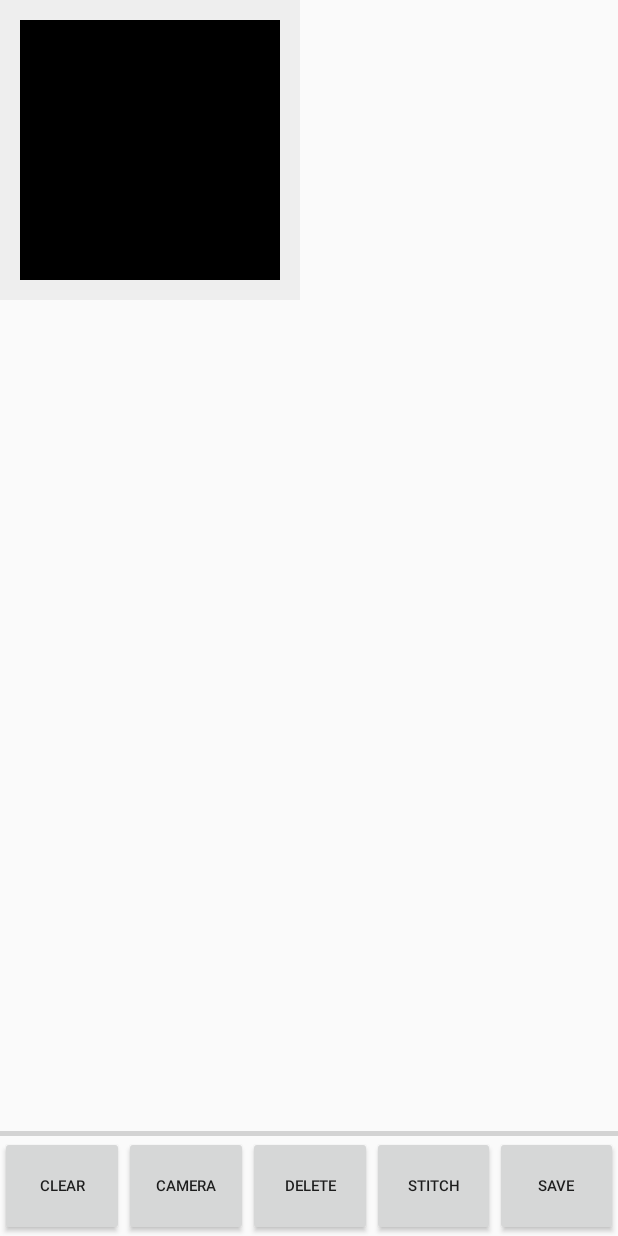
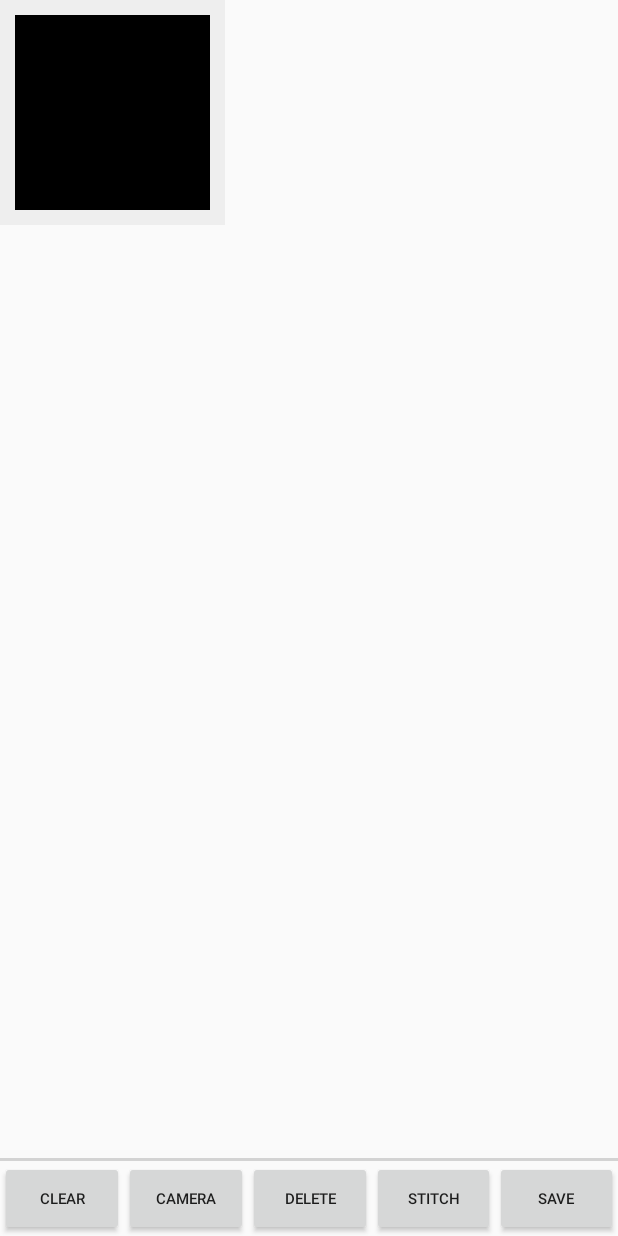
Before and after one commit to darkin-blade/NISwGSP_android, an Android app: the layout activity_main.xml on its own in the app's theme, with its tools: preview values and no code run, on a phone screen of 412 x 824 dp. Run offline under Robolectric (Android 15) with nearby library versions, the phone set to English and light mode, and no system bars.

Commit message:
temp: 使用dp替代px

```diff
--- a/app/src/main/res/layout/activity_main.xml
+++ b/app/src/main/res/layout/activity_main.xml
@@ -9,13 +9,13 @@
 
     <LinearLayout
         android:layout_width="match_parent"
-        android:layout_height="301px"
+        android:layout_height="150dp"
         app:layout_constraintTop_toTopOf="parent"
         android:orientation="vertical">
 
         <HorizontalScrollView
             android:layout_width="match_parent"
-            android:layout_height="300px">
+            android:layout_height="150dp">
             <LinearLayout
                 android:layout_width="match_parent"
                 android:layout_height="match_parent"
@@ -23,13 +23,13 @@
                 android:id="@+id/photos">
 
                 <LinearLayout
-                    android:layout_width="300px"
-                    android:layout_height="300px"
+                    android:layout_width="150dp"
+                    android:layout_height="150dp"
                     android:background="@color/greyE">
                     <ImageView
                         android:layout_width="match_parent"
                         android:layout_height="match_parent"
-                        android:layout_margin="20px"
+                        android:layout_margin="10dp"
                         android:background="@color/black">
                     </ImageView>
                 </LinearLayout>
@@ -44,21 +44,21 @@
         android:id="@+id/photo_result"
         android:layout_width="match_parent"
         android:layout_height="match_parent"
-        android:layout_marginTop="300px"
-        android:layout_marginBottom="105px"
+        android:layout_marginTop="150dp"
+        android:layout_marginBottom="52dp"
         app:layout_constraintTop_toTopOf="parent">
     </ImageView>
 
 
     <LinearLayout
         android:layout_width="match_parent"
-        android:layout_height="105px"
+        android:layout_height="52dp"
         app:layout_constraintBottom_toBottomOf="parent"
         android:orientation="vertical">
 
         <ProgressBar
             android:layout_width="match_parent"
-            android:layout_height="5px"
+            android:layout_height="2dp"
             style="@style/Widget.AppCompat.ProgressBar.Horizontal"
             android:id="@+id/stitch_progress">
         </ProgressBar>
@@ -82,13 +82,13 @@
 
         <LinearLayout
             android:layout_width="match_parent"
-            android:layout_height="100px"
+            android:layout_height="50dp"
             app:layout_constraintBottom_toBottomOf="parent">
 
             <Button
                 android:layout_width="match_parent"
                 android:layout_weight="1"
-                android:layout_height="100px"
+                android:layout_height="50dp"
                 android:text="clear"
                 android:textSize="10dp"
                 android:id="@+id/clear_button">
@@ -97,7 +97,7 @@
             <Button
                 android:layout_width="match_parent"
                 android:layout_weight="1"
-                android:layout_height="100px"
+                android:layout_height="50dp"
                 android:text="camera"
                 android:textSize="10dp"
                 android:id="@+id/camera_button">
@@ -106,7 +106,7 @@
             <Button
                 android:layout_width="match_parent"
                 android:layout_weight="1"
-                android:layout_height="100px"
+                android:layout_height="50dp"
                 android:text="delete"
                 android:textSize="10dp"
                 android:id="@+id/delete_button">
@@ -115,7 +115,7 @@
             <Button
                 android:layout_width="match_parent"
                 android:layout_weight="1"
-                android:layout_height="100px"
+                android:layout_height="50dp"
                 android:text="stitch"
                 android:textSize="10dp"
                 android:id="@+id/stitch_button">
@@ -124,7 +124,7 @@
             <Button
                 android:layout_width="match_parent"
                 android:layout_weight="1"
-                android:layout_height="100px"
+                android:layout_height="50dp"
                 android:text="save"
                 android:textSize="10dp"
                 android:id="@+id/save_button">
```
Also changed, not shown: 4 other files.
